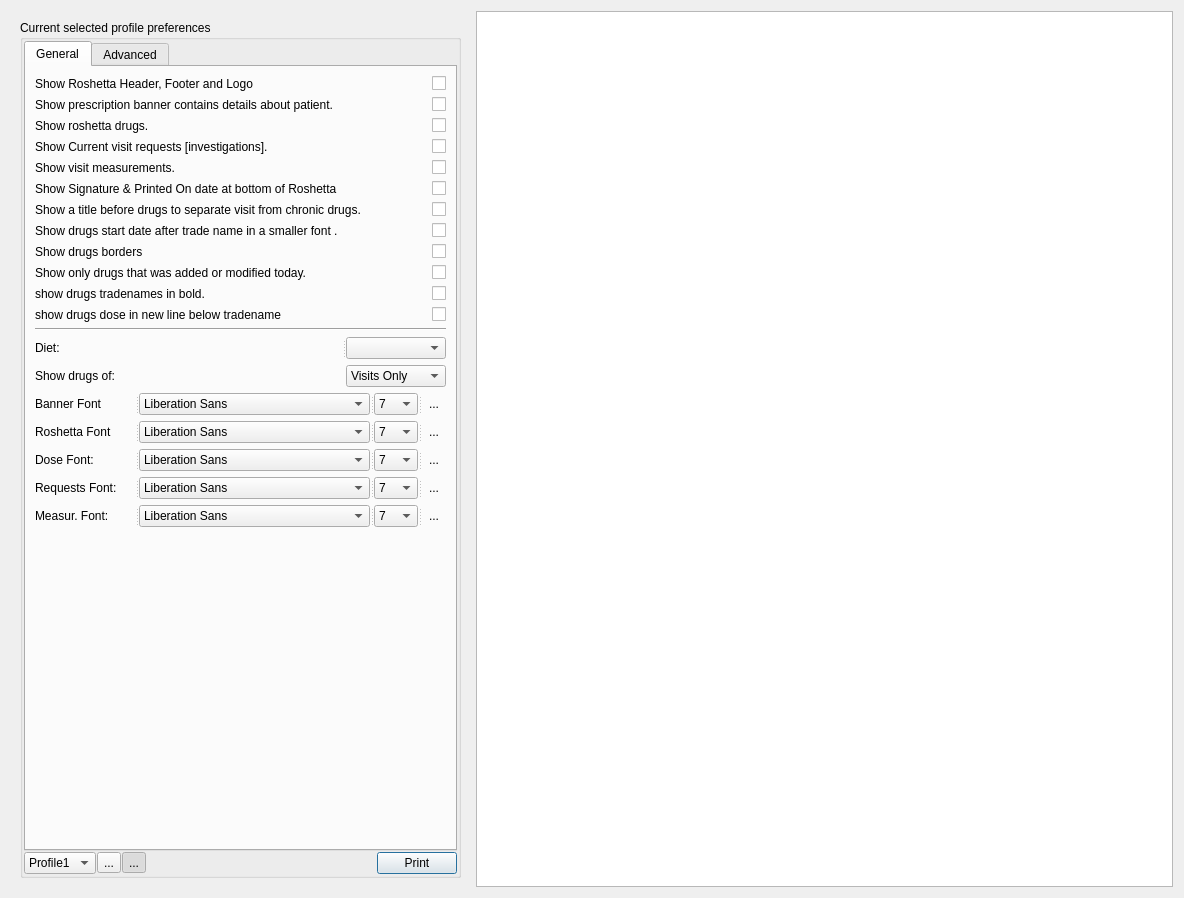
Above: qtemr/printdrugs.ui from dr3mro/SmartClinic before the change. Below: the same form after it.
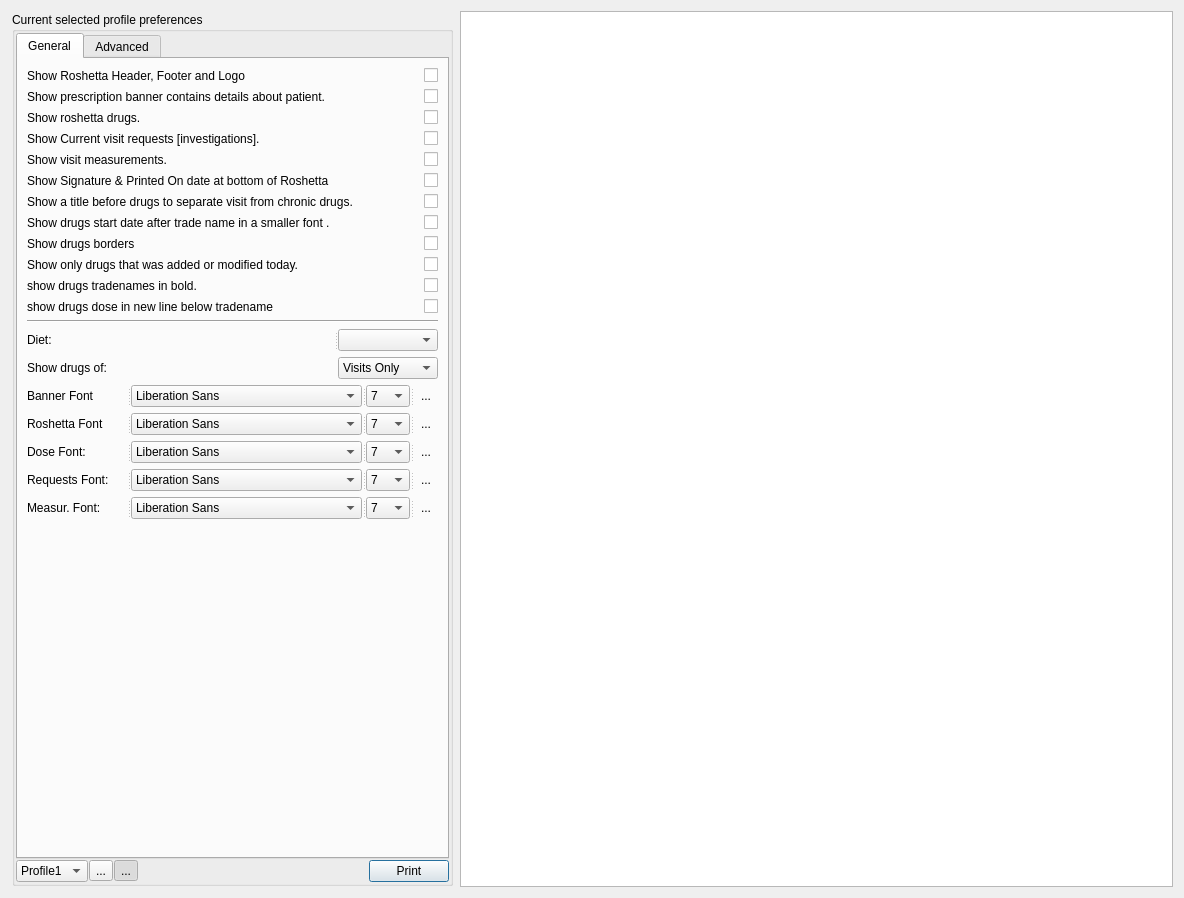
That is the form after the change. Icons and pictures are not drawn. Custom widgets are drawn as their Qt base class.

The edit to the form file:
```diff
--- a/qtemr/printdrugs.ui
+++ b/qtemr/printdrugs.ui
@@ -38,6 +38,21 @@
       </sizepolicy>
      </property>
      <layout class="QGridLayout" name="gridLayout_4">
+      <property name="leftMargin">
+       <number>1</number>
+      </property>
+      <property name="topMargin">
+       <number>1</number>
+      </property>
+      <property name="rightMargin">
+       <number>1</number>
+      </property>
+      <property name="bottomMargin">
+       <number>1</number>
+      </property>
+      <property name="spacing">
+       <number>1</number>
+      </property>
       <item row="0" column="0">
        <widget class="QGroupBox" name="groupBox">
         <property name="title">
```
Left out of the diff: 25 changed lines with no effect on the pictures.
